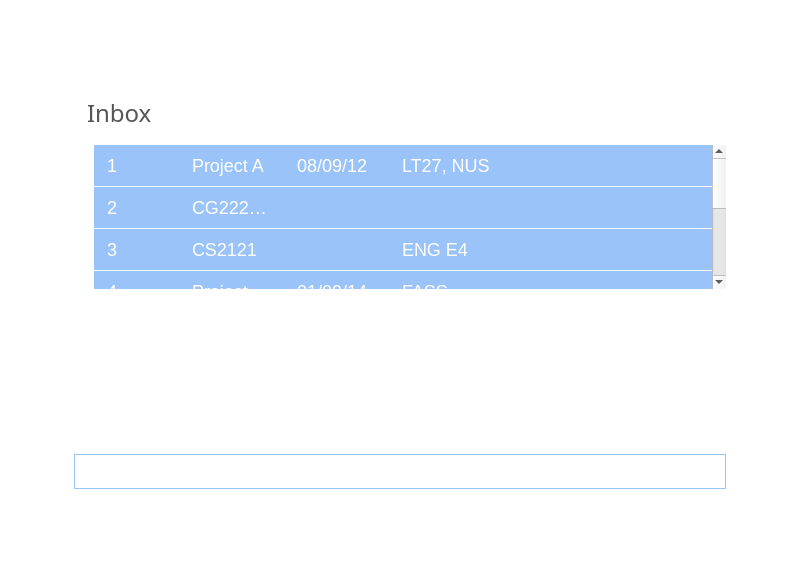
Qt form TaskPad_library/mainwindow.ui (ashrayjain/TaskPad) before a commit.
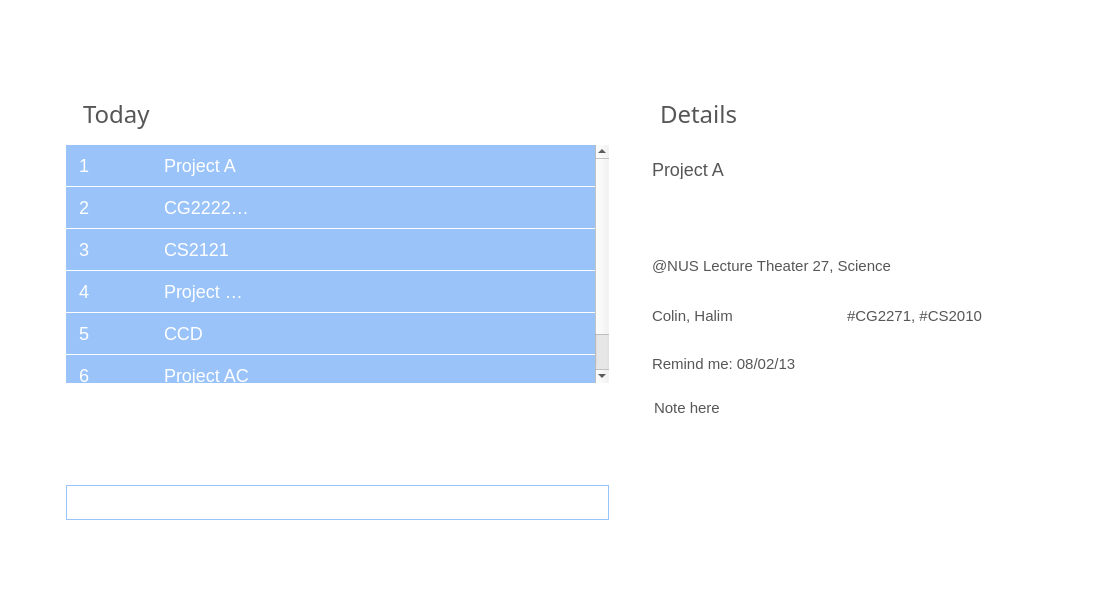
The same form after that commit. Icons and pictures are not drawn.

Commit message: update GUI 1. with Details View 2. UE updates 3. add some simple interactions

What changed in the file:
```diff
--- a/TaskPad_library/mainwindow.ui
+++ b/TaskPad_library/mainwindow.ui
@@ -10,8 +10,8 @@
    <rect>
     <x>0</x>
     <y>0</y>
-    <width>800</width>
-    <height>572</height>
+    <width>1100</width>
+    <height>600</height>
    </rect>
   </property>
   <property name="windowTitle">
@@ -26,35 +26,33 @@
    <property name="styleSheet">
     <string notr="true">QWidget#centralWidget {
 	background-color: transparent;
-	background-image: url(:/MainWindow/Resources/TaskPad_bg.png);
+	background-image: url(:/MainWindow/Resources/mainwindow_bg.png);
 }</string>
    </property>
-   <widget class="QLabel" name="Navigation">
+   <widget class="QLabel" name="Navigation_taskList">
     <property name="geometry">
      <rect>
-      <x>9</x>
-      <y>9</y>
+      <x>83</x>
+      <y>89</y>
       <width>280</width>
-      <height>120</height>
+      <height>50</height>
      </rect>
     </property>
     <property name="font">
      <font>
       <family>Segoe UI Light</family>
-      <pointsize>18</pointsize>
-      <weight>50</weight>
-      <bold>false</bold>
+      <pointsize>-1</pointsize>
      </font>
     </property>
     <property name="styleSheet">
-     <string notr="true">QLabel#Navigation {
-	margin-top: 88px;
-	margin-left: 72px;
+     <string notr="true">QLabel#Navigation_taskList {
+	font-family: &quot;Segoe UI Light&quot;;
+	font-size: 24px;
 	color: #565656;
 }</string>
     </property>
     <property name="text">
-     <string>Inbox</string>
+     <string>&lt;span style=\&quot;font-size:18px; \&quot;&gt;Today&lt;/span&gt;</string>
     </property>
    </widget>
    <widget class="QTreeWidget" name="TaskList">
@@ -62,32 +60,36 @@
      <rect>
       <x>9</x>
       <y>135</y>
-      <width>782</width>
-      <height>154</height>
+      <width>600</width>
+      <height>248</height>
      </rect>
     </property>
     <property name="maximumSize">
      <size>
       <width>16777215</width>
-      <height>298</height>
+      <height>330</height>
      </size>
     </property>
     <property name="styleSheet">
      <string notr="true">QTreeWidget#TaskList {
 	margin-top: 10px;
-	margin-left:65px;
-	margin-right:65px;
+	margin-left: 37px;
 	background: transparent;
 	border: none;
-	font-size: 18px;
 	height: 100%;
+	font-size: 18px;
 }
 
 QTreeWidget#TaskList:Item {
 	color: #fff;
 	background-color:#9ac3fa;
 	margin-bottom: 1px;
-	padding: 10px 10px 10px 10px;
+	padding: 10px 0 10px 10px;
+}
+
+QTreeWidget#TaskList:Item:last {
+	color: #9ac3fa;
+	padding: 10px 18px 10px 10px;
 }
 
 QTreeWidget#TaskList QScrollBar:vertical {
@@ -134,12 +136,7 @@
     </column>
     <column>
      <property name="text">
-      <string>Due Date</string>
-     </property>
-    </column>
-    <column>
-     <property name="text">
-      <string>Location</string>
+      <string>Due|From-to</string>
      </property>
     </column>
     <item>
@@ -150,10 +147,7 @@
       <string>Project A</string>
      </property>
      <property name="text">
-      <string>08/09/12</string>
-     </property>
-     <property name="text">
-      <string>LT27, NUS</string>
+      <string>due 08/09/12</string>
      </property>
     </item>
     <item>
@@ -163,6 +157,9 @@
      <property name="text">
       <string>CG2222 HW</string>
      </property>
+     <property name="text">
+      <string>from 02/09/13 to 02/09/13</string>
+     </property>
     </item>
     <item>
      <property name="text">
@@ -174,9 +171,6 @@
      <property name="text">
       <string/>
      </property>
-     <property name="text">
-      <string>ENG E4</string>
-     </property>
     </item>
     <item>
      <property name="text">
@@ -186,10 +180,7 @@
       <string>Project DD2</string>
      </property>
      <property name="text">
-      <string>01/09/14</string>
-     </property>
-     <property name="text">
-      <string>FASS</string>
+      <string>due 01/09/14</string>
      </property>
     </item>
     <item>
@@ -208,24 +199,7 @@
       <string>Project AC</string>
      </property>
      <property name="text">
-      <string>02/09/13</string>
-     </property>
-     <property name="text">
-      <string>BIZ2 B1-17</string>
-     </property>
-    </item>
-    <item>
-     <property name="text">
-      <string>7</string>
-     </property>
-     <property name="text">
-      <string>Project AB</string>
-     </property>
-     <property name="text">
-      <string>02/09/13</string>
-     </property>
-     <property name="text">
-      <string>COM1 0113</string>
+      <string>due 02/09/13</string>
      </property>
     </item>
    </widget>
@@ -233,19 +207,21 @@
     <property name="geometry">
      <rect>
       <x>9</x>
-      <y>454</y>
-      <width>782</width>
+      <y>485</y>
+      <width>600</width>
       <height>35</height>
      </rect>
     </property>
     <property name="font">
      <font>
       <family>Segoe UI Light</family>
-      <pointsize>14</pointsize>
+      <pointsize>-1</pointsize>
      </font>
     </property>
     <property name="styleSheet">
      <string notr="true">QTextEdit#CommandBar {
+	font-family: &quot;Segoe UI Light&quot;;
+	font-size: 18px;
 	background-color: #fff;
 	border: 1px solid #9ac3fa;
 	border-color: #9ac3fa;
@@ -253,9 +229,12 @@
 	padding-bottom: 4px;
 	padding-left: 5px;
 	padding-right: 5px;
-	margin-left: 65px;
-	margin-right: 65px;
+	margin-left: 57px;
 	max-height: 33px;
+}
+
+QTextEdit#CommandBar:hover {
+	border-color: #565656;
 }</string>
     </property>
     <property name="verticalScrollBarPolicy">
@@ -271,8 +250,8 @@
    <widget class="QLabel" name="StatusBar">
     <property name="geometry">
      <rect>
-      <x>9</x>
-      <y>497</y>
+      <x>10</x>
+      <y>525</y>
       <width>72</width>
       <height>66</height>
      </rect>
@@ -290,18 +269,308 @@
      <string>Ready</string>
     </property>
    </widget>
-   <widget class="QPushButton" name="CloseButton">
+   <widget class="QWidget" name="DetailsView" native="true">
     <property name="geometry">
      <rect>
-      <x>742</x>
-      <y>25</y>
-      <width>32</width>
-      <height>32</height>
+      <x>640</x>
+      <y>145</y>
+      <width>391</width>
+      <height>372</height>
      </rect>
     </property>
     <property name="styleSheet">
-     <string notr="true">QPushButton#CloseButton {
-	background-image: url(:/MainWindow/Resources/WinButton_Close.png);
+     <string notr="true">QWidget#DetailsView{
+	background-image:url(:/MainWindow/Resources/details_normal_bg.png);
+}
+
+QLineEdit#name{
+	font-family: &quot;Segoe UI&quot;;
+	font-size: 18px;
+	color: #565656;
+	background-color: transparent;
+	border: none;
+}
+ QLineEdit#dueOrFromTo{
+	font-family: &quot;Segoe UI&quot;;
+	font-size: 15px;
+	color: #fff;
+	background-color: transparent;
+	border: none;
+}
+
+QLineEdit#location, QLineEdit#participants, QLineEdit#tags, QLineEdit#remindTime, QLineEdit#note, QPlainTextEdit#note{
+	font-family: &quot;Segoe UI&quot;;
+	font-size: 15px;
+	color: #565656;
+	background-color: transparent;
+	border: none;
+}</string>
+    </property>
+    <widget class="QPlainTextEdit" name="note">
+     <property name="geometry">
+      <rect>
+       <x>10</x>
+       <y>250</y>
+       <width>361</width>
+       <height>101</height>
+      </rect>
+     </property>
+     <property name="styleSheet">
+      <string notr="true"/>
+     </property>
+     <property name="readOnly">
+      <bool>true</bool>
+     </property>
+     <property name="plainText">
+      <string>Note here</string>
+     </property>
+    </widget>
+    <widget class="QLineEdit" name="name">
+     <property name="enabled">
+      <bool>true</bool>
+     </property>
+     <property name="geometry">
+      <rect>
+       <x>10</x>
+       <y>14</y>
+       <width>371</width>
+       <height>20</height>
+      </rect>
+     </property>
+     <property name="text">
+      <string>Project A</string>
+     </property>
+     <property name="readOnly">
+      <bool>true</bool>
+     </property>
+    </widget>
+    <widget class="QLineEdit" name="dueOrFromTo">
+     <property name="enabled">
+      <bool>true</bool>
+     </property>
+     <property name="geometry">
+      <rect>
+       <x>10</x>
+       <y>63</y>
+       <width>371</width>
+       <height>20</height>
+      </rect>
+     </property>
+     <property name="text">
+      <string>From  09/02/13 to 09/02/13</string>
+     </property>
+     <property name="readOnly">
+      <bool>true</bool>
+     </property>
+    </widget>
+    <widget class="QLineEdit" name="location">
+     <property name="enabled">
+      <bool>true</bool>
+     </property>
+     <property name="geometry">
+      <rect>
+       <x>10</x>
+       <y>111</y>
+       <width>371</width>
+       <height>20</height>
+      </rect>
+     </property>
+     <property name="text">
+      <string>@NUS Lecture Theater 27, Science</string>
+     </property>
+     <property name="readOnly">
+      <bool>true</bool>
+     </property>
+    </widget>
+    <widget class="QLineEdit" name="participants">
+     <property name="enabled">
+      <bool>true</bool>
+     </property>
+     <property name="geometry">
+      <rect>
+       <x>10</x>
+       <y>161</y>
+       <width>171</width>
+       <height>20</height>
+      </rect>
+     </property>
+     <property name="text">
+      <string>Colin, Halim</string>
+     </property>
+     <property name="readOnly">
+      <bool>true</bool>
+     </property>
+    </widget>
+    <widget class="QLineEdit" name="tags">
+     <property name="enabled">
+      <bool>true</bool>
+     </property>
+     <property name="geometry">
+      <rect>
+       <x>205</x>
+       <y>161</y>
+       <width>171</width>
+       <height>20</height>
+      </rect>
+     </property>
+     <property name="text">
+      <string>#CG2271, #CS2010</string>
+     </property>
+     <property name="readOnly">
+      <bool>true</bool>
+     </property>
+    </widget>
+    <widget class="QLineEdit" name="remindTime">
+     <property name="enabled">
+      <bool>true</bool>
+     </property>
+     <property name="geometry">
+      <rect>
+       <x>10</x>
+       <y>209</y>
+       <width>371</width>
+       <height>20</height>
+      </rect>
+     </property>
+     <property name="text">
+      <string>Remind me: 08/02/13</string>
+     </property>
+     <property name="readOnly">
+      <bool>true</bool>
+     </property>
+    </widget>
+   </widget>
+   <widget class="QLabel" name="Navigation_detailsView">
+    <property name="geometry">
+     <rect>
+      <x>660</x>
+      <y>89</y>
+      <width>280</width>
+      <height>50</height>
+     </rect>
+    </property>
+    <property name="font">
+     <font>
+      <family>Segoe UI Light</family>
+      <pointsize>-1</pointsize>
+     </font>
+    </property>
+    <property name="styleSheet">
+     <string notr="true">QLabel#Navigation_detailsView {
+	font-family: &quot;Segoe UI Light&quot;;
+	font-size: 24px;
+	color: #565656;
+}</string>
+    </property>
+    <property name="text">
+     <string>&lt;span style=\&quot;font-size:18px; \&quot;&gt;Details&lt;/span&gt;</string>
+    </property>
+   </widget>
+   <widget class="QToolButton" name="CloseButton">
+    <property name="geometry">
+     <rect>
+      <x>1049</x>
+      <y>27</y>
+      <width>26</width>
+      <height>30</height>
+     </rect>
+    </property>
+    <property name="styleSheet">
+     <string notr="true">QToolButton#CloseButton {
+	background-image: url(:/MainWindow/Resources/window_buttons.png);
+	background-position: top right;
+	border-style: flat;
+}
+
+QToolButton#CloseButton::hover {
+	background-image: url(:/MainWindow/Resources/window_buttons_hovered.png);
+	background-position: top right;
+	border-style: flat;
+}</string>
+    </property>
+    <property name="text">
+     <string/>
+    </property>
+   </widget>
+   <widget class="QToolButton" name="MinimizeButton">
+    <property name="geometry">
+     <rect>
+      <x>1024</x>
+      <y>27</y>
+      <width>26</width>
+      <height>30</height>
+     </rect>
+    </property>
+    <property name="styleSheet">
+     <string notr="true">QToolButton#MinimizeButton {
+	background-image: url(:/MainWindow/Resources/window_buttons.png);
+	background-position: top left;
+	border-style: flat;
+}
+
+QToolButton#MinimizeButton::hover {
+	background-image: url(:/MainWindow/Resources/window_buttons_hovered.png);
+	background-position: top left;
+	border-style: flat;
+}</string>
+    </property>
+    <property name="text">
+     <string/>
+    </property>
+   </widget>
+   <widget class="QToolButton" name="AboutButton">
+    <property name="geometry">
+     <rect>
+      <x>905</x>
+      <y>27</y>
+      <width>55</width>
+      <height>33</height>
+     </rect>
+    </property>
+    <property name="styleSheet">
+     <string notr="true">QToolButton#AboutButton
+{
+	background-image: url(:/MainWindow/Resources/top_buttons.png);
+	background-position: top right;
+	background-color: transparent;
+	border-style: flat;
+}
+
+QToolButton#AboutButton:hover
+{
+	background-image: url(:/MainWindow/Resources/top_buttons_hovered.png);
+	background-position: top right;
+	background-color: transparent;
+	border-style: flat;
+}</string>
+    </property>
+    <property name="text">
+     <string/>
+    </property>
+   </widget>
+   <widget class="QToolButton" name="HelpButton">
+    <property name="geometry">
+     <rect>
+      <x>860</x>
+      <y>27</y>
+      <width>44</width>
+      <height>33</height>
+     </rect>
+    </property>
+    <property name="styleSheet">
+     <string notr="true">QToolButton#HelpButton
+{
+	background-image: url(:/MainWindow/Resources/top_buttons.png);
+	background-position: top left;
+	background-color: transparent;
+	border-style: flat;
+}
+
+QToolButton#HelpButton:hover
+{
+	background-image: url(:/MainWindow/Resources/top_buttons_hovered.png);
+	background-position: top left;
+	background-color: transparent;
 	border-style: flat;
 }</string>
     </property>
```
The commit also changes 19 other files.
